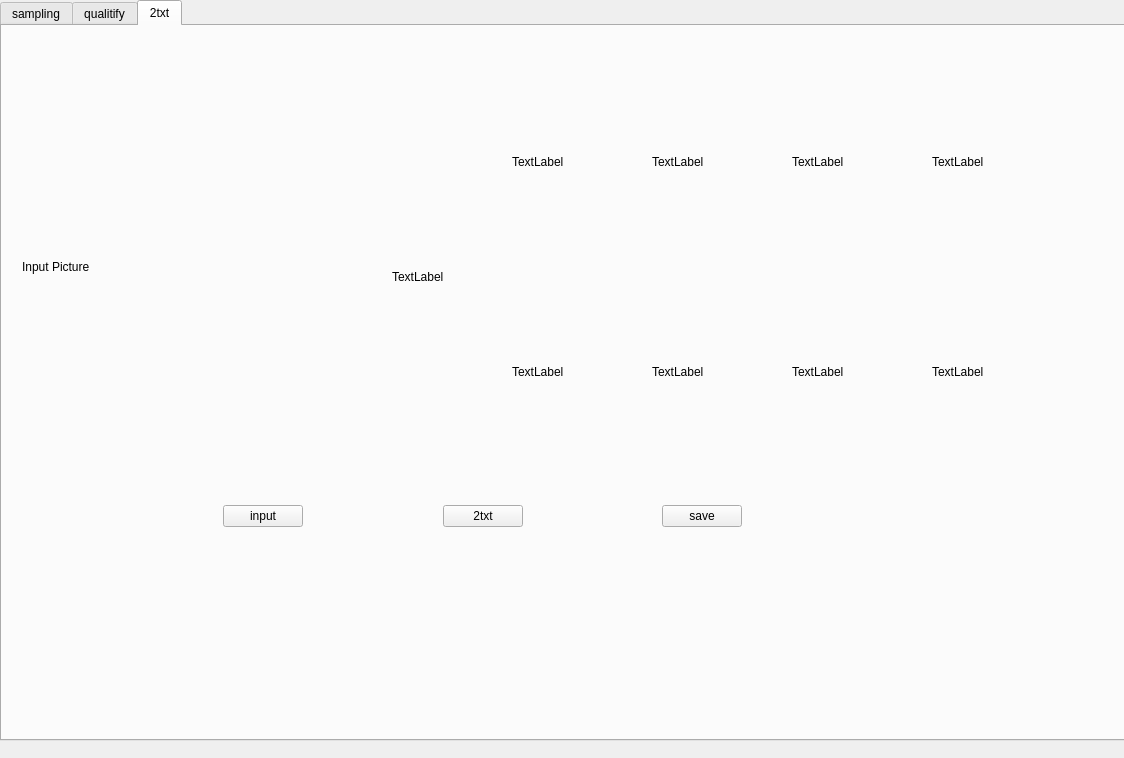
The window that mainwindow.ui (Zrealshadow/digitalpicture) describes before a commit, drawn with Qt 5.
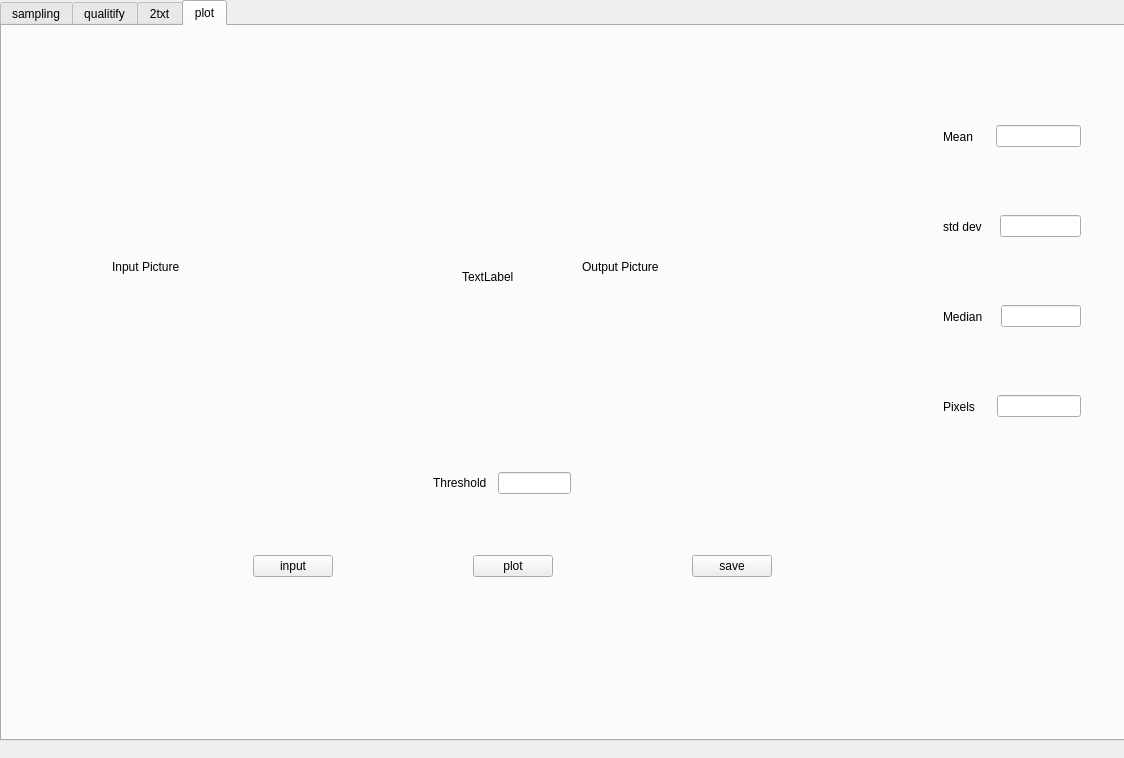
The same window after the commit.

Diff of the .ui file:
```diff
--- a/mainwindow.ui
+++ b/mainwindow.ui
@@ -27,7 +27,7 @@
      <string>&lt;html&gt;&lt;head/&gt;&lt;body&gt;&lt;p&gt;sampling&lt;/p&gt;&lt;p&gt;&lt;br/&gt;&lt;/p&gt;&lt;/body&gt;&lt;/html&gt;</string>
     </property>
     <property name="currentIndex">
-     <number>2</number>
+     <number>3</number>
     </property>
     <widget class="QWidget" name="sampling">
      <property name="whatsThis">
@@ -650,6 +650,308 @@
       </property>
      </widget>
     </widget>
+    <widget class="QWidget" name="plot">
+     <attribute name="title">
+      <string>plot</string>
+     </attribute>
+     <widget class="QLabel" name="trans_img_plot">
+      <property name="geometry">
+       <rect>
+        <x>580</x>
+        <y>70</y>
+        <width>311</width>
+        <height>341</height>
+       </rect>
+      </property>
+      <property name="minimumSize">
+       <size>
+        <width>311</width>
+        <height>341</height>
+       </size>
+      </property>
+      <property name="maximumSize">
+       <size>
+        <width>311</width>
+        <height>341</height>
+       </size>
+      </property>
+      <property name="text">
+       <string>Output Picture</string>
+      </property>
+     </widget>
+     <widget class="QLabel" name="input_img_plot">
+      <property name="geometry">
+       <rect>
+        <x>110</x>
+        <y>70</y>
+        <width>311</width>
+        <height>341</height>
+       </rect>
+      </property>
+      <property name="minimumSize">
+       <size>
+        <width>311</width>
+        <height>341</height>
+       </size>
+      </property>
+      <property name="maximumSize">
+       <size>
+        <width>311</width>
+        <height>341</height>
+       </size>
+      </property>
+      <property name="text">
+       <string>Input Picture</string>
+      </property>
+     </widget>
+     <widget class="QWidget" name="horizontalLayoutWidget_16">
+      <property name="geometry">
+       <rect>
+        <x>240</x>
+        <y>500</y>
+        <width>541</width>
+        <height>80</height>
+       </rect>
+      </property>
+      <layout class="QHBoxLayout" name="horizontalLayout_23">
+       <item>
+        <widget class="QPushButton" name="input_plot">
+         <property name="text">
+          <string>input</string>
+         </property>
+        </widget>
+       </item>
+       <item>
+        <spacer name="horizontalSpacer_52">
+         <property name="orientation">
+          <enum>Qt::Horizontal</enum>
+         </property>
+         <property name="sizeHint" stdset="0">
+          <size>
+           <width>40</width>
+           <height>20</height>
+          </size>
+         </property>
+        </spacer>
+       </item>
+       <item>
+        <widget class="QPushButton" name="plot_2">
+         <property name="text">
+          <string>plot</string>
+         </property>
+        </widget>
+       </item>
+       <item>
+        <spacer name="horizontalSpacer_53">
+         <property name="orientation">
+          <enum>Qt::Horizontal</enum>
+         </property>
+         <property name="sizeHint" stdset="0">
+          <size>
+           <width>40</width>
+           <height>20</height>
+          </size>
+         </property>
+        </spacer>
+       </item>
+       <item>
+        <widget class="QPushButton" name="save_plot">
+         <property name="text">
+          <string>save</string>
+         </property>
+        </widget>
+       </item>
+      </layout>
+     </widget>
+     <widget class="QWidget" name="horizontalLayoutWidget_17">
+      <property name="geometry">
+       <rect>
+        <x>420</x>
+        <y>420</y>
+        <width>160</width>
+        <height>74</height>
+       </rect>
+      </property>
+      <layout class="QHBoxLayout" name="horizontalLayout_24">
+       <item>
+        <widget class="QLabel" name="label_23">
+         <property name="text">
+          <string>Threshold</string>
+         </property>
+        </widget>
+       </item>
+       <item>
+        <spacer name="horizontalSpacer_54">
+         <property name="orientation">
+          <enum>Qt::Horizontal</enum>
+         </property>
+         <property name="sizeHint" stdset="0">
+          <size>
+           <width>40</width>
+           <height>20</height>
+          </size>
+         </property>
+        </spacer>
+       </item>
+       <item>
+        <widget class="QLineEdit" name="Threshold"/>
+       </item>
+      </layout>
+     </widget>
+     <widget class="QLabel" name="temp_plot">
+      <property name="geometry">
+       <rect>
+        <x>460</x>
+        <y>230</y>
+        <width>81</width>
+        <height>41</height>
+       </rect>
+      </property>
+      <property name="text">
+       <string>TextLabel</string>
+      </property>
+     </widget>
+     <widget class="QWidget" name="horizontalLayoutWidget_18">
+      <property name="geometry">
+       <rect>
+        <x>930</x>
+        <y>80</y>
+        <width>160</width>
+        <height>61</height>
+       </rect>
+      </property>
+      <layout class="QHBoxLayout" name="horizontalLayout_25">
+       <item>
+        <widget class="QLabel" name="label_24">
+         <property name="text">
+          <string>Mean</string>
+         </property>
+        </widget>
+       </item>
+       <item>
+        <spacer name="horizontalSpacer_55">
+         <property name="orientation">
+          <enum>Qt::Horizontal</enum>
+         </property>
+         <property name="sizeHint" stdset="0">
+          <size>
+           <width>40</width>
+           <height>20</height>
+          </size>
+         </property>
+        </spacer>
+       </item>
+       <item>
+        <widget class="QLineEdit" name="mean"/>
+       </item>
+      </layout>
+     </widget>
+     <widget class="QWidget" name="horizontalLayoutWidget_19">
+      <property name="geometry">
+       <rect>
+        <x>930</x>
+        <y>170</y>
+        <width>160</width>
+        <height>61</height>
+       </rect>
+      </property>
+      <layout class="QHBoxLayout" name="horizontalLayout_26">
+       <item>
+        <widget class="QLabel" name="label_25">
+         <property name="text">
+          <string>std dev</string>
+         </property>
+        </widget>
+       </item>
+       <item>
+        <spacer name="horizontalSpacer_56">
+         <property name="orientation">
+          <enum>Qt::Horizontal</enum>
+         </property>
+         <property name="sizeHint" stdset="0">
+          <size>
+           <width>40</width>
+           <height>20</height>
+          </size>
+         </property>
+        </spacer>
+       </item>
+       <item>
+        <widget class="QLineEdit" name="std"/>
+       </item>
+      </layout>
+     </widget>
+     <widget class="QWidget" name="horizontalLayoutWidget_20">
+      <property name="geometry">
+       <rect>
+        <x>930</x>
+        <y>260</y>
+        <width>160</width>
+        <height>61</height>
+       </rect>
+      </property>
+      <layout class="QHBoxLayout" name="horizontalLayout_27">
+       <item>
+        <widget class="QLabel" name="label_26">
+         <property name="text">
+          <string>Median</string>
+         </property>
+        </widget>
+       </item>
+       <item>
+        <spacer name="horizontalSpacer_57">
+         <property name="orientation">
+          <enum>Qt::Horizontal</enum>
+         </property>
+         <property name="sizeHint" stdset="0">
+          <size>
+           <width>40</width>
+           <height>20</height>
+          </size>
+         </property>
+        </spacer>
+       </item>
+       <item>
+        <widget class="QLineEdit" name="mid"/>
+       </item>
+      </layout>
+     </widget>
+     <widget class="QWidget" name="horizontalLayoutWidget_21">
+      <property name="geometry">
+       <rect>
+        <x>930</x>
+        <y>350</y>
+        <width>160</width>
+        <height>61</height>
+       </rect>
+      </property>
+      <layout class="QHBoxLayout" name="horizontalLayout_28">
+       <item>
+        <widget class="QLabel" name="label_27">
+         <property name="text">
+          <string>Pixels</string>
+         </property>
+        </widget>
+       </item>
+       <item>
+        <spacer name="horizontalSpacer_58">
+         <property name="orientation">
+          <enum>Qt::Horizontal</enum>
+         </property>
+         <property name="sizeHint" stdset="0">
+          <size>
+           <width>40</width>
+           <height>20</height>
+          </size>
+         </property>
+        </spacer>
+       </item>
+       <item>
+        <widget class="QLineEdit" name="Pixels"/>
+       </item>
+      </layout>
+     </widget>
+    </widget>
    </widget>
   </widget>
  </widget>
```
Left out of the diff: 2 changed lines with no effect on the pictures.
